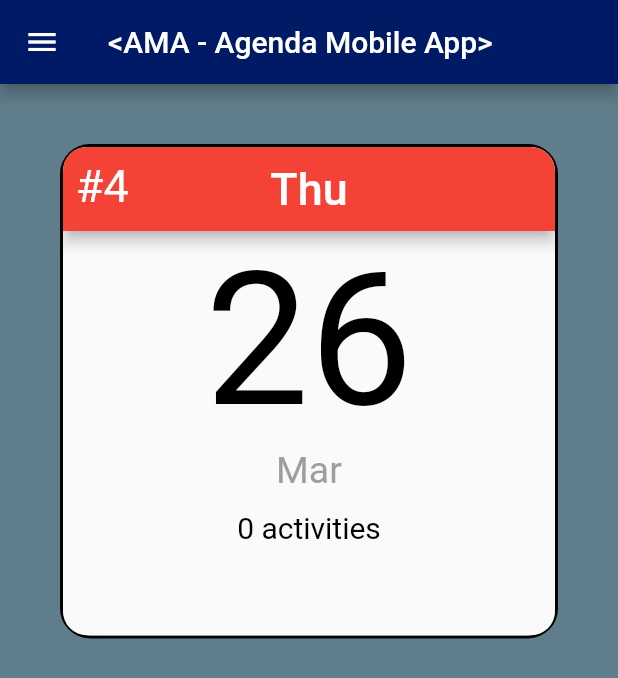
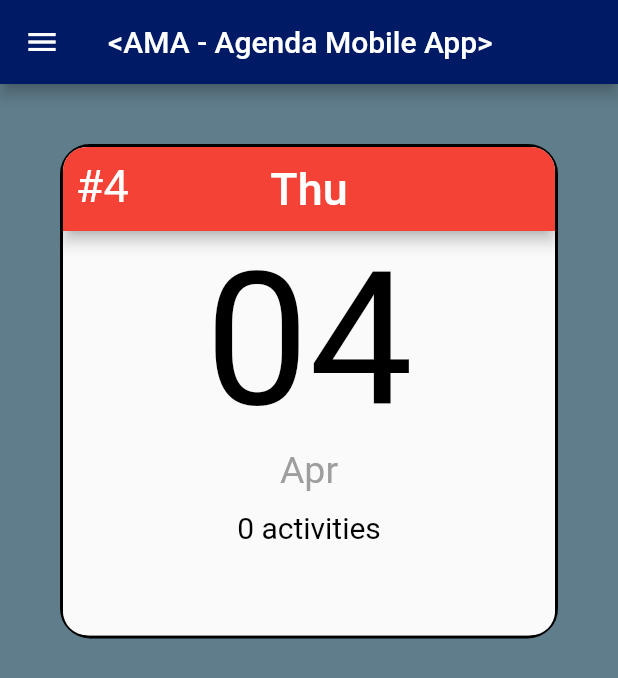
Before and after one commit to softeng-feup/open-cx-mr-simba, a Flutter app: the screen it shows after launch, swiped to page 4, on a phone screen of 412 x 824 dp. Shown: the top 678 px of the screen. Run offline on Flutter 3.47's test engine with Material 2 defaults, Android fonts, the light colour scheme and no system bars; our stand-ins replace flutter_slidable; network calls fail; statements that could not run were skipped.

Commit message:
Change dates for last years conference

```diff
--- a/AMA/lib/constants/Dates.dart
+++ b/AMA/lib/constants/Dates.dart
@@ -5,10 +5,10 @@ library Dates;
 // const String date3 = 'Wed, 25/03/2020';
 // const String date4 = 'Thu, 26/03/2020';
 
- Date date1 = new Date('Mon','23','03','2020');
- Date date2 = new Date('Tue','24','03','2020');
- Date date3 = new Date('Wed','25','03','2020');
- Date date4 = new Date('Thu','26','03','2020');
+ Date date1 = new Date('Mon','01','04','2019');
+ Date date2 = new Date('Tue','02','04','2019');
+ Date date3 = new Date('Wed','03','04','2019');
+ Date date4 = new Date('Thu','04','04','2019');
 
 class Date{
   final String _weekDay;
```
Also changed, not shown: 1 other file.
